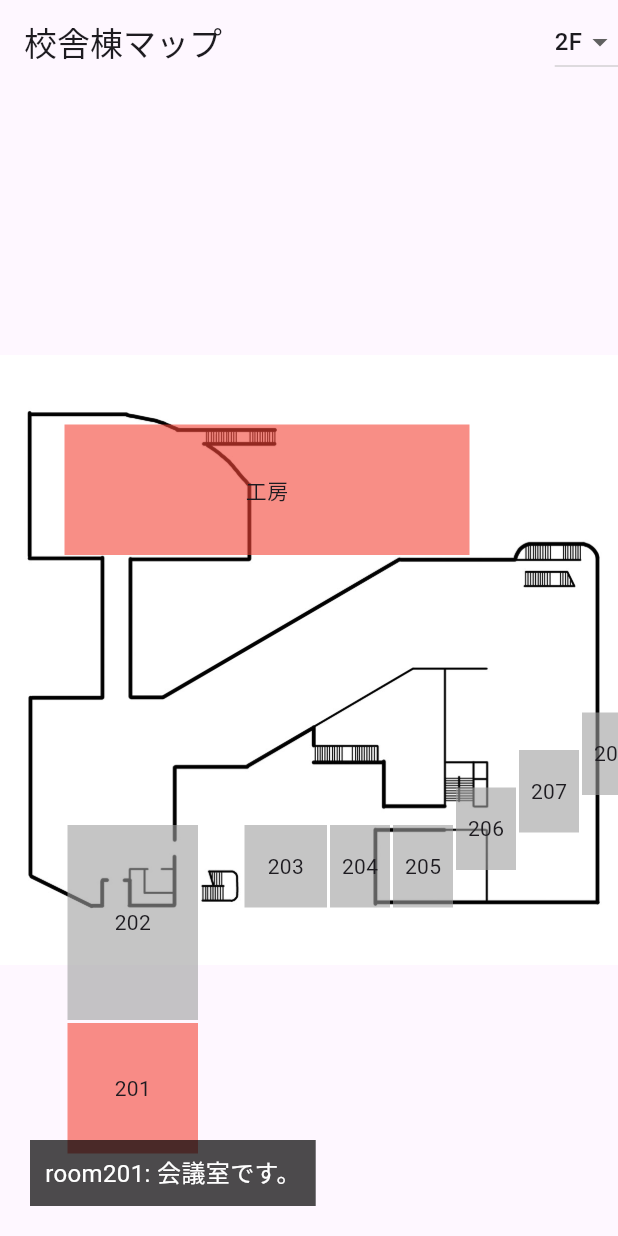
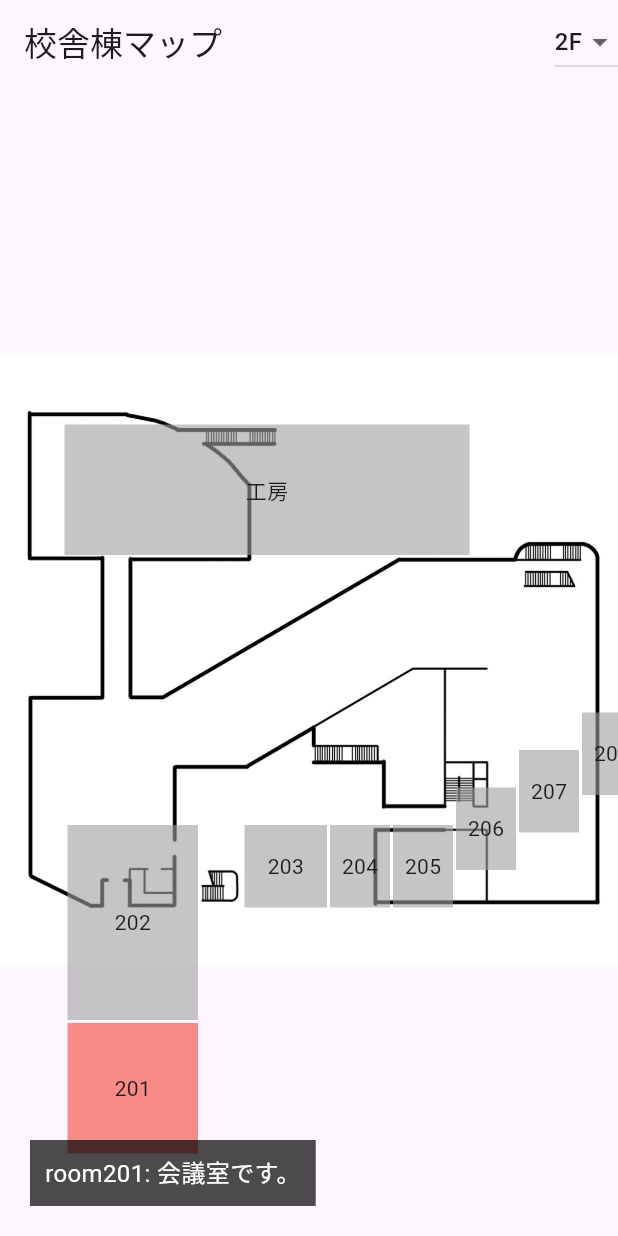
Before and after one commit to un-frozen-deaf/NTUT_Dotto_test, a Flutter app: the screen it shows after launch, after a tap on "工房", after a tap on "201", on a phone screen of 412 x 824 dp. Run offline on Flutter 3.47's test engine with Material 3 defaults, Android fonts, the phone set to English and light mode, and no system bars.

Commit message:
add 他の部屋をタップすると赤色だった部屋が灰色に戻る機能

```diff
--- a/test_1/lib/main.dart
+++ b/test_1/lib/main.dart
@@ -51,8 +51,12 @@ class _JpegMapScreenState extends State<JpegMapScreen> {
 
   void _onRoomTapped(String roomId) {
     setState(() {
-      roomColors[roomId] =
-      roomColors[roomId] == Colors.grey ? Colors.red : Colors.grey;
+      // すべての部屋を灰色に戻す
+      roomColors.updateAll((key, value) => Colors.grey);
+
+      // タップした部屋だけ赤に設定
+      roomColors[roomId] = Colors.red;
+
       // 部屋タップ時に説明文を設定
       _currentRoomDescription = _getRoomDescription(roomId);
     });
```
